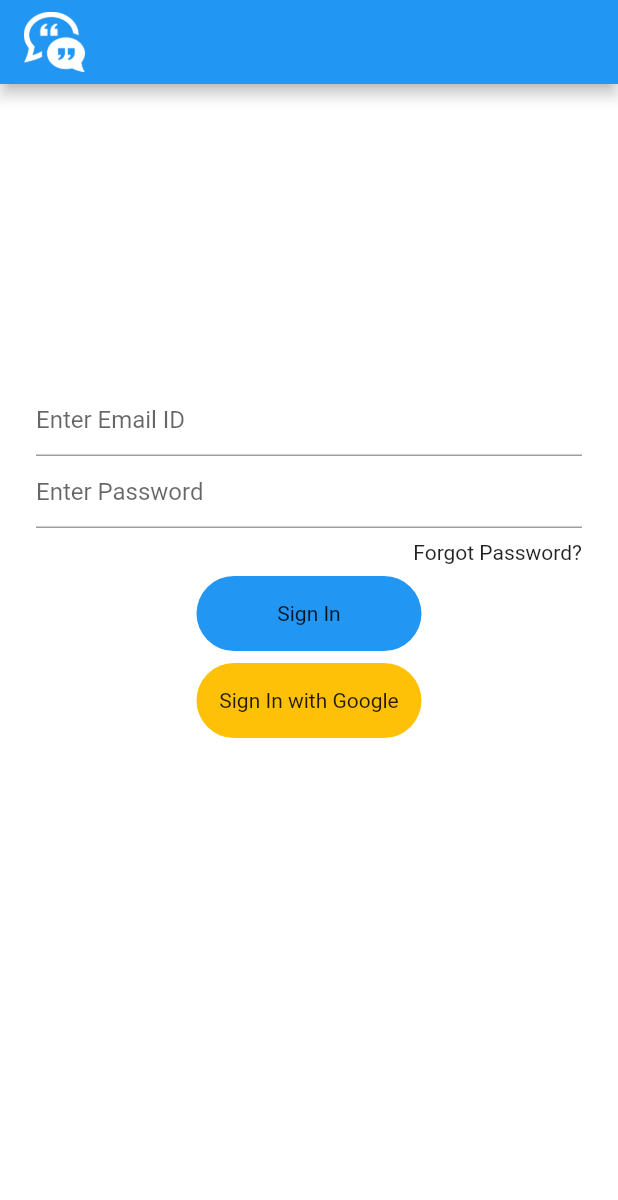
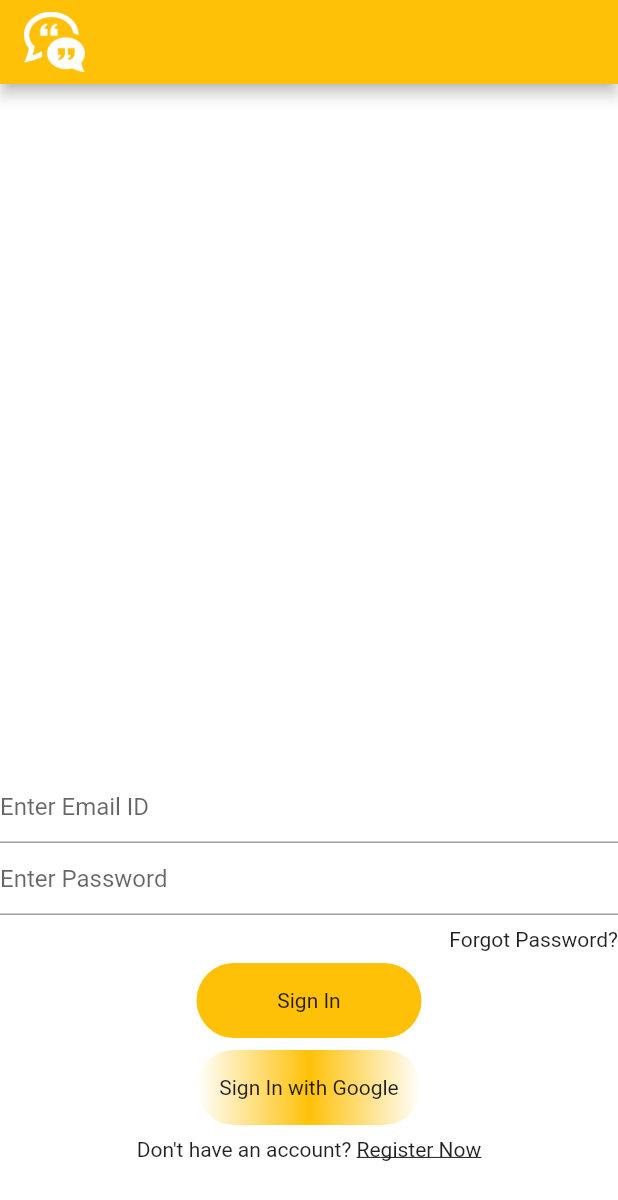
Before and after one commit to mrabhi05/flutter_chatapp, a Flutter app: the screen it shows after launch, on a phone screen of 412 x 824 dp. Shown: the top 1200 px of the screen. Run offline on Flutter 3.47's test engine with Material 2 defaults, Android fonts, the phone set to English and light mode, and no system bars.

Commit message:
Signin Update

```diff
--- a/lib/main.dart
+++ b/lib/main.dart
@@ -12,7 +12,8 @@ class MyApp extends StatelessWidget {
     return MaterialApp(
       title: 'Flutter Demo',
       theme: ThemeData(
-        primarySwatch: Colors.blue,
+        primaryColor: Colors.amber,
+        primarySwatch: Colors.amber,
         scaffoldBackgroundColor: Colors.white70,
         visualDensity: VisualDensity.adaptivePlatformDensity,
       ),
--- a/lib/views/sigin.dart
+++ b/lib/views/sigin.dart
@@ -12,9 +12,10 @@ class _SigninState extends State<Signin> {
     return Scaffold(
       appBar: appBarMain(context),
       body: Container(
-        margin: EdgeInsets.symmetric(vertical: 200),
-        padding: EdgeInsets.symmetric(horizontal: 24),
+        alignment: Alignment.bottomCenter,
+        child: Container(
           child: Column(
+            mainAxisSize: MainAxisSize.min,
             children: [
               TextField(
                 decoration: InputDecoration(hintText: "Enter Email ID"),
@@ -37,7 +38,7 @@ class _SigninState extends State<Signin> {
               ),
               Container(
                 decoration: BoxDecoration(
-                  color: Colors.blue,
+                    color: Colors.amber,
                     borderRadius: BorderRadiusDirectional.circular(50)),
                 width: 150,
                 height: 50,
@@ -49,14 +50,33 @@ class _SigninState extends State<Signin> {
               ),
               Container(
                 decoration: BoxDecoration(
-                  color: Colors.amber,
+                    gradient: LinearGradient(
+                        colors: [Colors.white, Colors.amber, Colors.white]),
+                    color: Colors.amberAccent,
                     borderRadius: BorderRadiusDirectional.circular(50)),
                 width: 150,
                 height: 50,
                 child: Text("Sign In with Google"),
                 alignment: Alignment.center,
               ),
+              SizedBox(
+                height: 8,
+              ),
+              Row(
+                mainAxisAlignment: MainAxisAlignment.center,
+                children: [
+                  Text("Don't have an account? "),
+                  Text(
+                    "Register Now",
+                    style: TextStyle(decoration: TextDecoration.underline),
+                  )
                 ],
+              ),
+              SizedBox(
+                height: 50,
+              ),
+            ],
+          ),
         ),
       ),
     );
```
Lines whose indentation alone changed are shown as unchanged.
